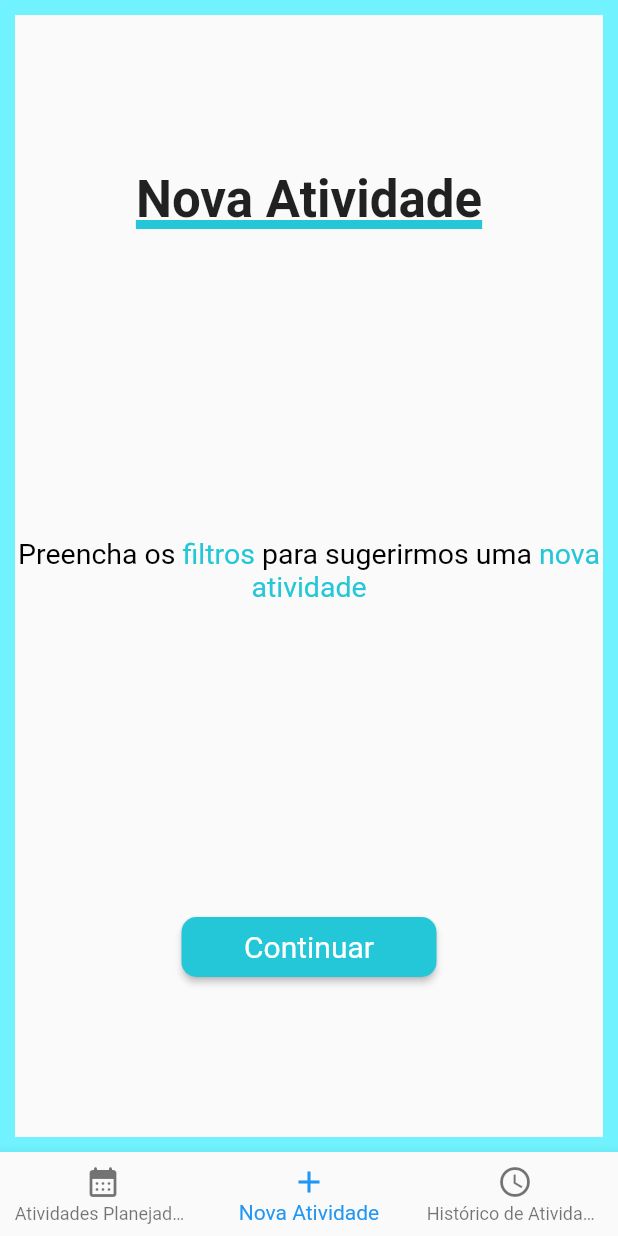
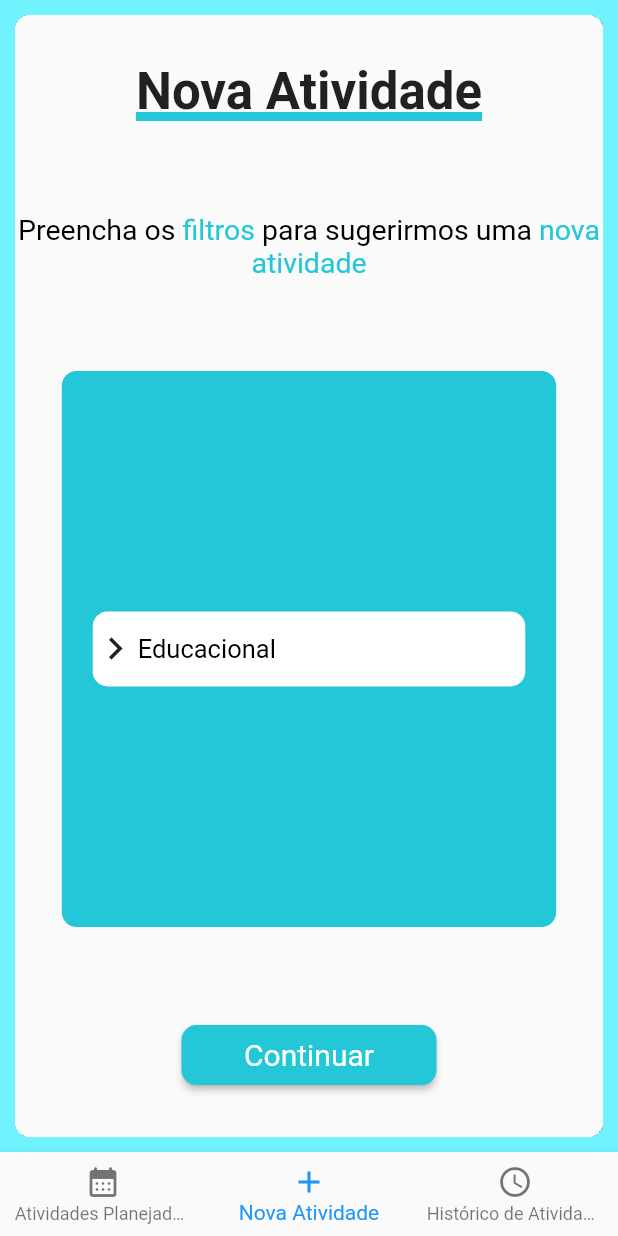
Before and after one commit to caiossfer2/iResenha_flutter, a Flutter app: the MainContainer screen opened directly, item 2 of the bottom bar chosen, on a phone screen of 412 x 824 dp. Run offline on Flutter 3.47's test engine with Material 2 defaults, Android fonts, the phone set to English and light mode, and no system bars; our stand-ins replace dio, shared_preferences; accounts and stored records are empty.

Commit message:
feat: dropdown

```diff
--- a/lib/pages/new_activity_page.dart
+++ b/lib/pages/new_activity_page.dart
@@ -3,16 +3,36 @@ import 'package:iresenha/pages/suggested_activity_page.dart';
 import 'package:iresenha/widgets/blue_button.dart';
 import 'package:iresenha/widgets/page_title.dart';
 
+import '../widgets/custom_dropdown.dart';
+
 const double fontSize = 19;
+const List<String> dropdownItemsList = [
+  'Educacional',
+  'DIY',
+  'Caridade',
+  'Recreacional'
+];
 
-class NewActivityPage extends StatelessWidget {
+class NewActivityPage extends StatefulWidget {
   const NewActivityPage({super.key});
 
+  @override
+  State<NewActivityPage> createState() => _NewActivityPageState();
+}
+
+class _NewActivityPageState extends State<NewActivityPage> {
   final blackTextStyle = const TextStyle(fontSize: fontSize);
+
   final blueTextStyle = const TextStyle(
     fontSize: fontSize,
     color: Color.fromRGBO(35, 199, 215, 1),
   );
+
+  String dropdownValue = dropdownItemsList[0];
+
+  void selectDropdownValue(String value) {
+    setState((() => dropdownValue = value));
+  }
 
   @override
   Widget build(BuildContext context) {
@@ -35,6 +55,23 @@ class NewActivityPage extends StatelessWidget {
                       TextSpan(text: 'nova atividade ', style: blueTextStyle),
                     ])),
           ),
+          Container(
+            width: MediaQuery.of(context).size.width * 0.8,
+            height: MediaQuery.of(context).size.height * 0.45,
+            decoration: const BoxDecoration(
+                color: Color.fromRGBO(35, 199, 215, 1),
+                borderRadius: BorderRadius.all(Radius.circular(10))),
+            child: Column(
+              mainAxisAlignment: MainAxisAlignment.spaceAround,
+              children: [
+                CustomDropdown(
+                  dropdownValue: dropdownValue,
+                  selectDropdownValue: selectDropdownValue,
+                  dropdownItemsList: dropdownItemsList,
+                )
+              ],
+            ),
+          ),
           BlueButton(
             text: 'Continuar',
             onPressed: (() {
--- /dev/null
+++ b/lib/widgets/custom_dropdown.dart
@@ -0,0 +1,55 @@
+import 'package:flutter/material.dart';
+
+class CustomDropdown extends StatefulWidget {
+  const CustomDropdown(
+      {Key? key,
+      required this.dropdownValue,
+      required this.selectDropdownValue,
+      required this.dropdownItemsList})
+      : super(key: key);
+
+  final String dropdownValue;
+  final List<String> dropdownItemsList;
+  final Function selectDropdownValue;
+
+  @override
+  State<CustomDropdown> createState() => _CustomDropdownState();
+}
+
+class _CustomDropdownState extends State<CustomDropdown> {
+  @override
+  Widget build(BuildContext context) {
+    return Container(
+      width: MediaQuery.of(context).size.width * 0.7,
+      height: 50,
+      decoration: const BoxDecoration(
+          color: Colors.white,
+          borderRadius: BorderRadius.all(Radius.circular(10))),
+      child: Row(
+        children: [
+          const Icon(
+            Icons.chevron_right,
+            size: 30,
+          ),
+          DropdownButton<String>(
+            value: widget.dropdownValue,
+            elevation: 16,
+            icon: const SizedBox.shrink(),
+            underline: const SizedBox.shrink(),
+            style: const TextStyle(color: Colors.black, fontSize: 17),
+            onChanged: (String? value) {
+              widget.selectDropdownValue(value);
+            },
+            items: widget.dropdownItemsList
+                .map<DropdownMenuItem<String>>((String value) {
+              return DropdownMenuItem<String>(
+                value: value,
+                child: Text(value),
+              );
+            }).toList(),
+          ),
+        ],
+      ),
+    );
+  }
+}
--- a/lib/widgets/main_container.dart
+++ b/lib/widgets/main_container.dart
@@ -44,9 +44,10 @@ class _MainContainerState extends State<MainContainer> {
           color: const Color.fromARGB(237, 103, 242, 255),
           padding: const EdgeInsets.all(10),
           child: Container(
+            clipBehavior: Clip.hardEdge,
             decoration: const BoxDecoration(
                 borderRadius: BorderRadius.all(Radius.circular(10)),
-                color: Colors.white),
+                color: Colors.red),
             child: WillPopScope(
               onWillPop: () async {
                 return !await Navigator.maybePop(
```
